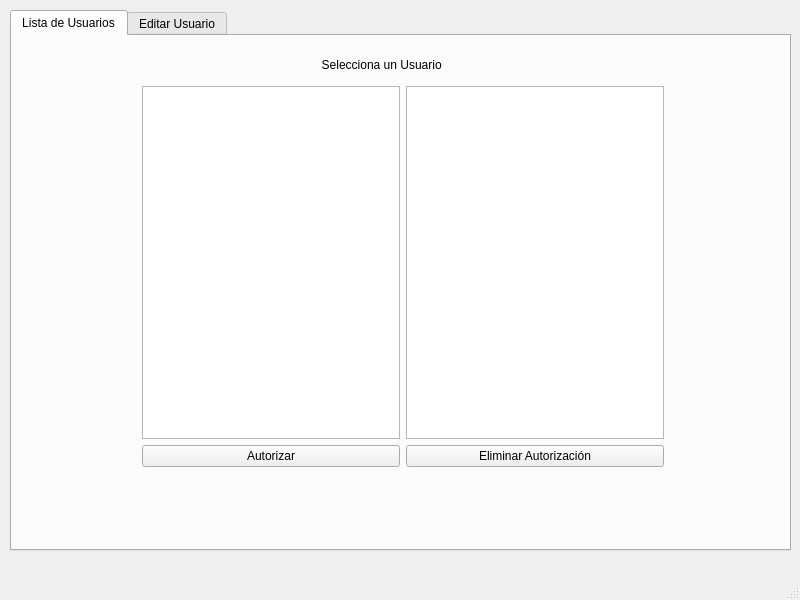
pabloflores465/Proyecto-Informatica-3, file administrador.ui: the form before one commit.
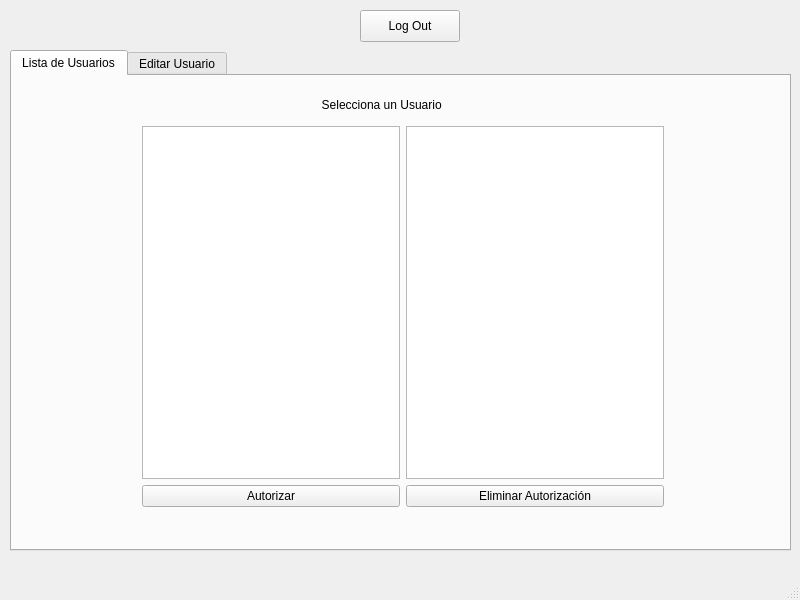
The form after the commit.

Diff of the .ui file:
```diff
--- a/administrador.ui
+++ b/administrador.ui
@@ -18,9 +18,9 @@
     <property name="geometry">
      <rect>
       <x>10</x>
-      <y>10</y>
+      <y>50</y>
       <width>781</width>
-      <height>541</height>
+      <height>501</height>
      </rect>
     </property>
     <property name="currentIndex">
@@ -218,6 +218,19 @@
      </widget>
     </widget>
    </widget>
+   <widget class="QPushButton" name="pushButton_3">
+    <property name="geometry">
+     <rect>
+      <x>360</x>
+      <y>10</y>
+      <width>100</width>
+      <height>32</height>
+     </rect>
+    </property>
+    <property name="text">
+     <string>Log Out</string>
+    </property>
+   </widget>
   </widget>
   <widget class="QMenuBar" name="menubar">
    <property name="geometry">
```
Left out of the diff: 2 changed lines with no effect on the pictures.
